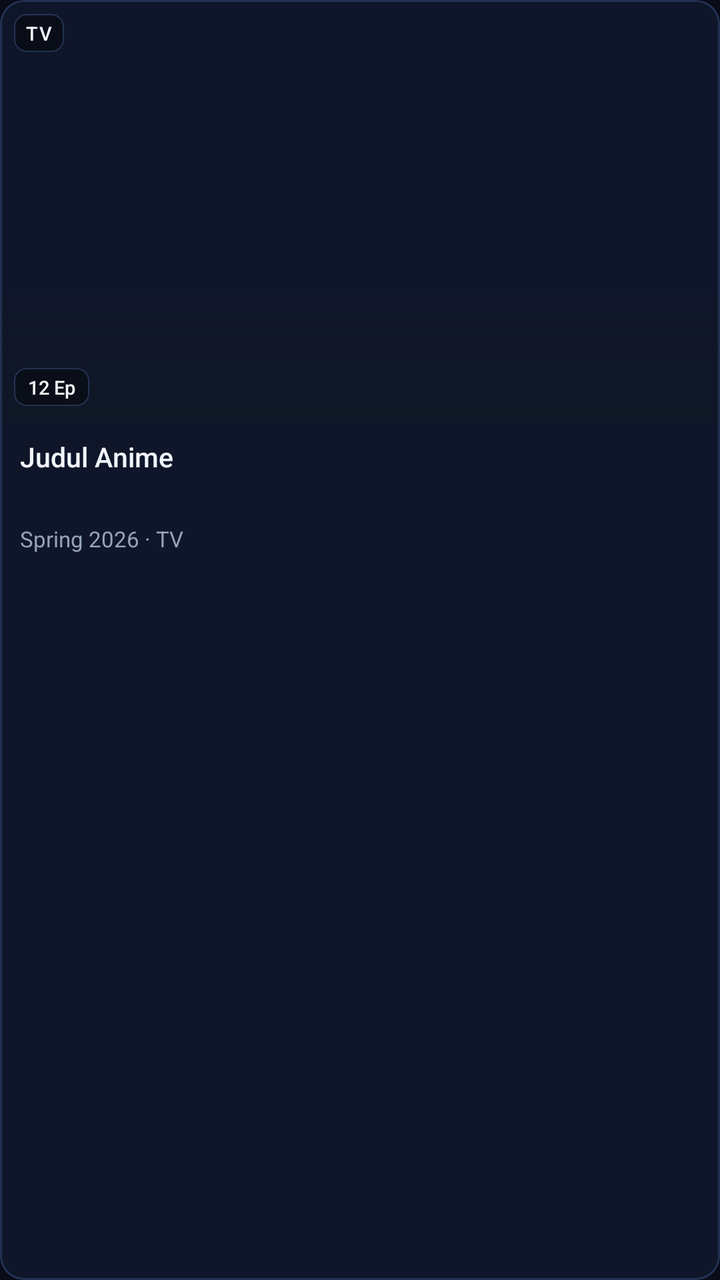
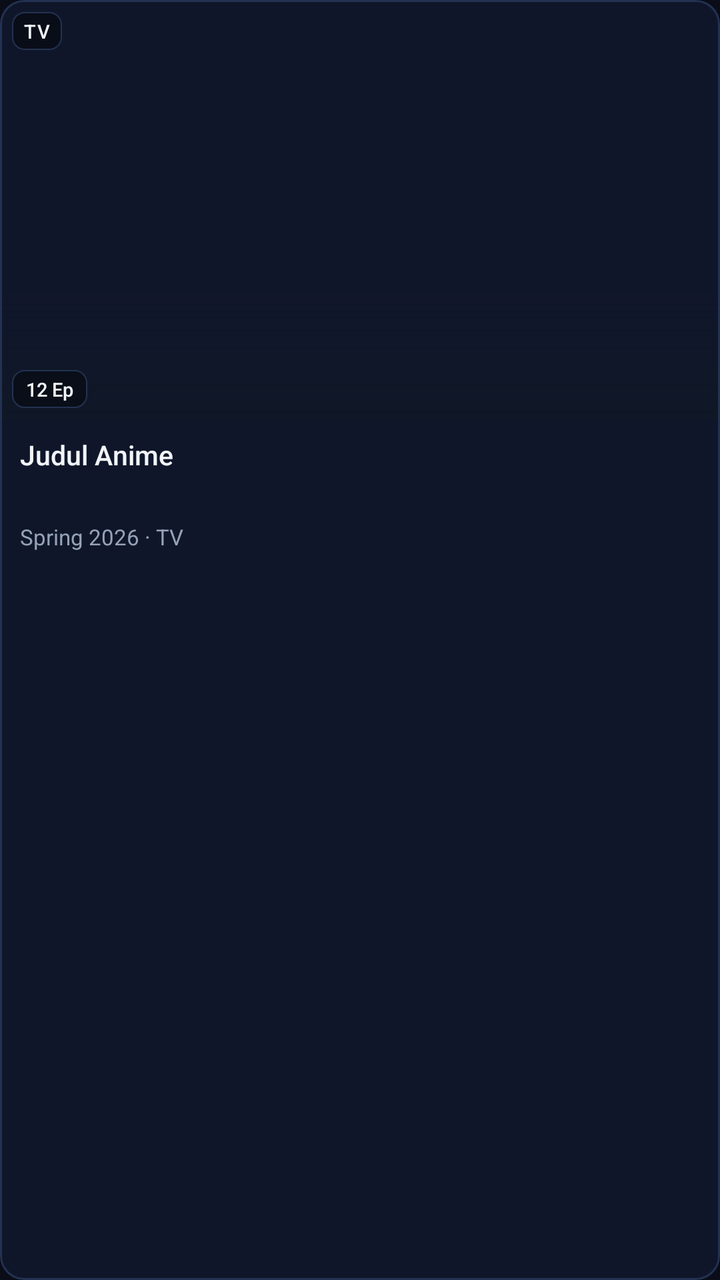

Compare the two renders of this Android layout. The source of the first and the diff that turns it into the second are given below.
<!-- AndroidManifest.xml: application theme Theme.Menatap -->
<!-- res/layout/item_anime_card.xml -->
<?xml version="1.0" encoding="utf-8"?>
<com.google.android.material.card.MaterialCardView xmlns:android="http://schemas.android.com/apk/res/android"
    xmlns:app="http://schemas.android.com/apk/res-auto"
    android:id="@+id/card_anime"
    android:layout_width="match_parent"
    android:layout_height="wrap_content"
    android:layout_margin="@dimen/card_margin"
    android:clickable="true"
    android:focusable="true"
    android:foreground="?attr/selectableItemBackground"
    app:cardCornerRadius="@dimen/card_corner_radius"
    app:cardElevation="0dp"
    app:cardBackgroundColor="@color/frost_surface"
    app:strokeColor="@color/frost_border"
    app:strokeWidth="1dp">

    <LinearLayout
        android:layout_width="match_parent"
        android:layout_height="wrap_content"
        android:orientation="vertical">

        
        <FrameLayout
            android:layout_width="match_parent"
            android:layout_height="@dimen/card_poster_height"
            android:background="@android:color/transparent">

            <ImageView
                android:id="@+id/iv_poster"
                android:layout_width="match_parent"
                android:layout_height="match_parent"
                android:scaleType="centerCrop"
                android:contentDescription="Poster Anime" />

            
            <View
                android:layout_width="match_parent"
                android:layout_height="64dp"
                android:layout_gravity="bottom"
                android:background="@drawable/bg_poster_frost_scrim" />

            
            <TextView
                android:id="@+id/tv_badge_type"
                android:layout_width="wrap_content"
                android:layout_height="wrap_content"
                android:layout_gravity="top|start"
                android:layout_margin="7dp"
                android:background="@drawable/bg_badge_frost"
                android:paddingHorizontal="6dp"
                android:paddingVertical="3dp"
                android:text="TV"
                android:textColor="@color/text_frost_bright"
                android:textSize="@dimen/text_badge"
                android:fontFamily="sans-serif-medium"
                android:letterSpacing="0.03" />

            
            <TextView
                android:id="@+id/tv_badge_score"
                android:layout_width="wrap_content"
                android:layout_height="wrap_content"
                android:layout_gravity="top|end"
                android:layout_margin="7dp"
                android:background="@drawable/bg_badge_frost"
                android:paddingHorizontal="6dp"
                android:paddingVertical="3dp"
                android:gravity="center_vertical"
                app:drawableStartCompat="@drawable/ic_star_filled"
                app:drawableTint="@color/star_gold"
                android:drawablePadding="2.5dp"
                android:text="8.5"
                android:textColor="@color/star_gold"
                android:textSize="@dimen/text_badge"
                android:fontFamily="sans-serif-bold"
                android:visibility="gone" />

            
            <TextView
                android:id="@+id/tv_badge_ep"
                android:layout_width="wrap_content"
                android:layout_height="wrap_content"
                android:layout_gravity="bottom|start"
                android:layout_margin="7dp"
                android:background="@drawable/bg_badge_frost"
                android:paddingHorizontal="7dp"
                android:paddingVertical="3dp"
                android:text="12 Ep"
                android:textColor="@color/text_frost_bright"
                android:textSize="@dimen/text_badge"
                android:fontFamily="sans-serif-medium" />
        </FrameLayout>

        
        <LinearLayout
            android:layout_width="match_parent"
            android:layout_height="wrap_content"
            android:orientation="vertical"
            android:paddingHorizontal="10dp"
            android:paddingTop="9dp"
            android:paddingBottom="11dp">

            <TextView
                android:id="@+id/tv_title"
                android:layout_width="match_parent"
                android:layout_height="40dp"
                android:maxLines="2"
                android:ellipsize="end"
                android:text="Judul Anime"
                android:textColor="@color/text_frost_bright"
                android:textSize="13.5sp"
                android:fontFamily="sans-serif-medium"
                android:lineSpacingExtra="1.5dp" />

            <TextView
                android:id="@+id/tv_meta"
                android:layout_width="match_parent"
                android:layout_height="wrap_content"
                android:layout_marginTop="3dp"
                android:singleLine="true"
                android:ellipsize="end"
                android:text="Spring 2026 · TV"
                android:textColor="@color/text_frost_subtle"
                android:textSize="@dimen/text_caption"
                android:fontFamily="sans-serif" />
        </LinearLayout>
    </LinearLayout>
</com.google.android.material.card.MaterialCardView>
<!-- resources referenced by this layout -->
<resources>
  <color name="frost_border">#233252</color>
  <color name="frost_surface">#10162A</color>
  <color name="star_gold">#FBBF24</color>
  <color name="text_frost_bright">#F1F5F9</color>
  <color name="text_frost_subtle">#94A3B8</color>
  <dimen name="card_corner_radius">12dp</dimen>
  <dimen name="card_margin">6dp</dimen>
  <dimen name="card_poster_height">210dp</dimen>
  <dimen name="text_badge">9.5sp</dimen>
  <dimen name="text_caption">11sp</dimen>
  <!-- drawable bg_badge_frost (drawable) -->
  <?xml version="1.0" encoding="utf-8"?>
  <shape xmlns:android="http://schemas.android.com/apk/res/android"
      android:shape="rectangle">
      <corners android:radius="6dp" />
      <solid android:color="#CC080C14" />
      <stroke
          android:width="0.8dp"
          android:color="@color/frost_border" />
  </shape>
  <!-- drawable bg_poster_frost_scrim (drawable) -->
  <?xml version="1.0" encoding="utf-8"?>
  <shape xmlns:android="http://schemas.android.com/apk/res/android"
      android:shape="rectangle">
      <gradient
          android:angle="270"
          android:startColor="#00000000"
          android:centerColor="#770F1726"
          android:endColor="#F20F1726" />
  </shape>
  <!-- drawable ic_star_filled (drawable) -->
  <?xml version="1.0" encoding="utf-8"?>
  <vector xmlns:android="http://schemas.android.com/apk/res/android"
      android:width="15dp"
      android:height="15dp"
      android:viewportWidth="24"
      android:viewportHeight="24">
      
      <path
          android:fillColor="#FFFFFFFF"
          android:pathData="M12,17.27 L18.18,21 L16.54,13.97 L22,9.24 L14.81,8.63 L12,2 L9.19,8.63 L2,9.24 L7.46,13.97 L5.82,21 L12,17.27 Z" />
  </vector>
  <style name="Theme.Menatap" parent="Theme.MaterialComponents.DayNight.NoActionBar">
          <item name="android:windowBackground">@color/frost_void</item>
          <item name="android:statusBarColor">@android:color/transparent</item>
          <item name="android:navigationBarColor">@android:color/transparent</item>
          <item name="android:windowLightStatusBar">false</item>
          <item name="android:windowLightNavigationBar">false</item>
          <item name="colorPrimary">@color/accent_glacial</item>
          <item name="colorPrimaryVariant">@color/accent_azure</item>
          <item name="colorSecondary">@color/accent_frost_iris</item>
          <item name="android:textColorPrimary">@color/text_frost_bright</item>
          <item name="android:textColorSecondary">@color/text_frost_subtle</item>
      </style>
  <color name="frost_void">#0A0D18</color>
  <color name="accent_glacial">#38BDF8</color>
  <color name="accent_azure">#38BDF8</color>
  <color name="accent_frost_iris">#818CF8</color>
</resources>

<!-- the commit's change to res/layout/item_anime_card.xml (unified diff, before → after) -->
@@ -45,7 +45,7 @@
                 android:layout_width="wrap_content"
                 android:layout_height="wrap_content"
                 android:layout_gravity="top|start"
-                android:layout_margin="7dp"
+                android:layout_margin="@dimen/card_badge_margin"
                 android:background="@drawable/bg_badge_frost"
                 android:paddingHorizontal="6dp"
                 android:paddingVertical="3dp"
@@ -61,7 +61,7 @@
                 android:layout_width="wrap_content"
                 android:layout_height="wrap_content"
                 android:layout_gravity="top|end"
-                android:layout_margin="7dp"
+                android:layout_margin="@dimen/card_badge_margin"
                 android:background="@drawable/bg_badge_frost"
                 android:paddingHorizontal="6dp"
                 android:paddingVertical="3dp"
@@ -81,7 +81,7 @@
                 android:layout_width="wrap_content"
                 android:layout_height="wrap_content"
                 android:layout_gravity="bottom|start"
-                android:layout_margin="7dp"
+                android:layout_margin="@dimen/card_badge_margin"
                 android:background="@drawable/bg_badge_frost"
                 android:paddingHorizontal="7dp"
                 android:paddingVertical="3dp"
@@ -96,9 +96,9 @@
             android:layout_width="match_parent"
             android:layout_height="wrap_content"
             android:orientation="vertical"
-            android:paddingHorizontal="10dp"
-            android:paddingTop="9dp"
-            android:paddingBottom="11dp">
+            android:paddingHorizontal="@dimen/card_body_padding_h"
+            android:paddingTop="@dimen/card_body_padding_top"
+            android:paddingBottom="@dimen/card_body_padding_bottom">
 
             <TextView
                 android:id="@+id/tv_title"
<!-- resource entries referenced after the edit -->
@@ -5,6 +5,10 @@
   <color name="star_gold">#FBBF24</color>
   <color name="text_frost_bright">#F1F5F9</color>
   <color name="text_frost_subtle">#94A3B8</color>
+  <dimen name="card_badge_margin">6dp</dimen>
+  <dimen name="card_body_padding_bottom">10dp</dimen>
+  <dimen name="card_body_padding_h">10dp</dimen>
+  <dimen name="card_body_padding_top">8dp</dimen>
   <dimen name="card_corner_radius">12dp</dimen>
   <dimen name="card_margin">6dp</dimen>
   <dimen name="card_poster_height">210dp</dimen>
